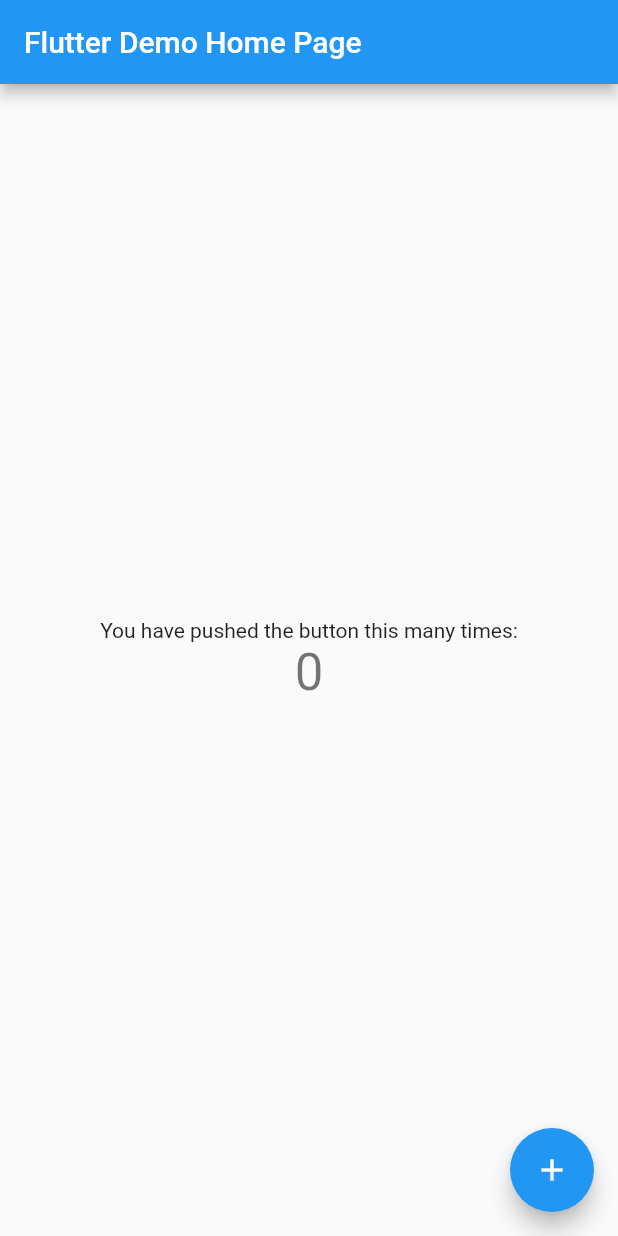
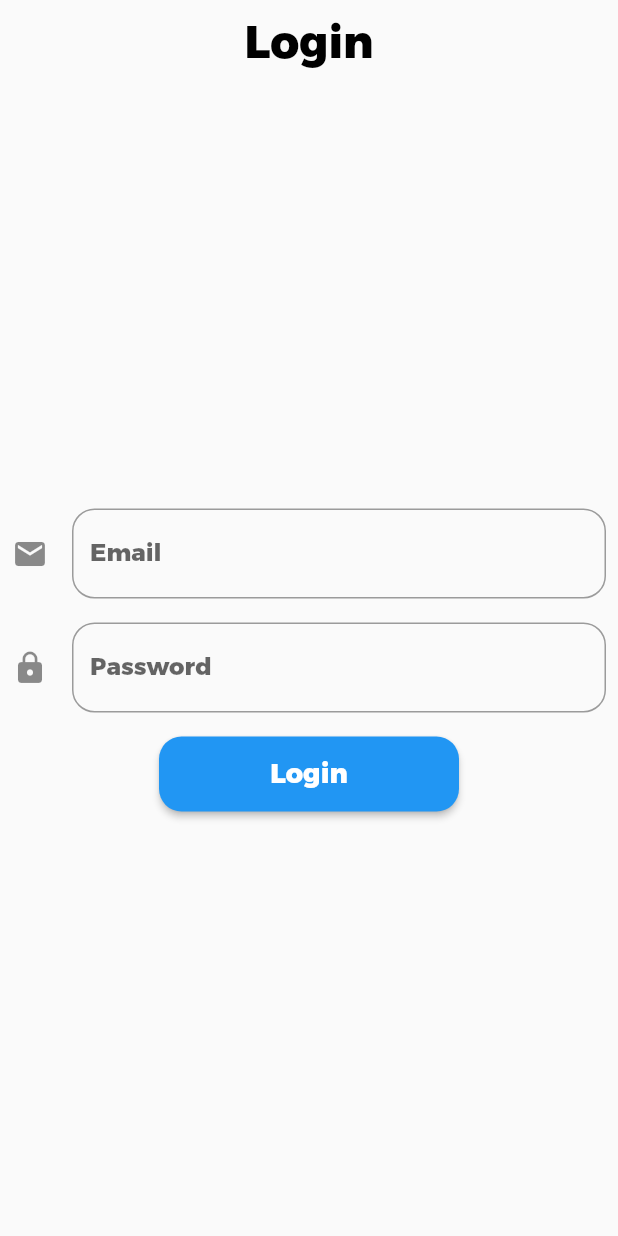
Before and after one commit to varunbiju/sample, a Flutter app: the screen it shows after launch, on a phone screen of 412 x 824 dp. Run offline on Flutter 3.47's test engine with Material 2 defaults, Android fonts, the phone set to English and light mode, and no system bars; our stand-ins replace cloud_firestore, firebase_auth, firebase_core, share_plus; accounts and stored records are empty.

Commit message:
Firebase Linking

```diff
--- a/lib/main.dart
+++ b/lib/main.dart
@@ -1,115 +1,25 @@
+import 'package:firebase_core/firebase_core.dart';
 import 'package:flutter/material.dart';
 
-void main() {
+import 'ui/screens/login_page.dart';
+
+Future<void> main() async {
+  WidgetsFlutterBinding.ensureInitialized();
+  await Firebase.initializeApp();
   runApp(const MyApp());
 }
 
 class MyApp extends StatelessWidget {
   const MyApp({Key? key}) : super(key: key);
 
-  // This widget is the root of your application.
   @override
   Widget build(BuildContext context) {
     return MaterialApp(
       title: 'Flutter Demo',
       theme: ThemeData(
-        // This is the theme of your application.
-        //
-        // Try running your application with "flutter run". You'll see the
-        // application has a blue toolbar. Then, without quitting the app, try
-        // changing the primarySwatch below to Colors.green and then invoke
-        // "hot reload" (press "r" in the console where you ran "flutter run",
-        // or simply save your changes to "hot reload" in a Flutter IDE).
-        // Notice that the counter didn't reset back to zero; the application
-        // is not restarted.
-        primarySwatch: Colors.blue,
+        textTheme: Typography.blackMountainView.apply(fontFamily: 'Trueno'),
       ),
-      home: const MyHomePage(title: 'Flutter Demo Home Page'),
+      home: const LoginPage(),
     );
   }
 }
-
-class MyHomePage extends StatefulWidget {
-  const MyHomePage({Key? key, required this.title}) : super(key: key);
-
-  // This widget is the home page of your application. It is stateful, meaning
-  // that it has a State object (defined below) that contains fields that affect
-  // how it looks.
-
-  // This class is the configuration for the state. It holds the values (in this
-  // case the title) provided by the parent (in this case the App widget) and
-  // used by the build method of the State. Fields in a Widget subclass are
-  // always marked "final".
-
-  final String title;
-
-  @override
-  State<MyHomePage> createState() => _MyHomePageState();
-}
-
-class _MyHomePageState extends State<MyHomePage> {
-  int _counter = 0;
-
-  void _incrementCounter() {
-    setState(() {
-      // This call to setState tells the Flutter framework that something has
-      // changed in this State, which causes it to rerun the build method below
-      // so that the display can reflect the updated values. If we changed
-      // _counter without calling setState(), then the build method would not be
-      // called again, and so nothing would appear to happen.
-      _counter++;
-    });
-  }
-
-  @override
-  Widget build(BuildContext context) {
-    // This method is rerun every time setState is called, for instance as done
-    // by the _incrementCounter method above.
-    //
-    // The Flutter framework has been optimized to make rerunning build methods
-    // fast, so that you can just rebuild anything that needs updating rather
-    // than having to individually change instances of widgets.
-    return Scaffold(
-      appBar: AppBar(
-        // Here we take the value from the MyHomePage object that was created by
-        // the App.build method, and use it to set our appbar title.
-        title: Text(widget.title),
-      ),
-      body: Center(
-        // Center is a layout widget. It takes a single child and positions it
-        // in the middle of the parent.
-        child: Column(
-          // Column is also a layout widget. It takes a list of children and
-          // arranges them vertically. By default, it sizes itself to fit its
-          // children horizontally, and tries to be as tall as its parent.
-          //
-          // Invoke "debug painting" (press "p" in the console, choose the
-          // "Toggle Debug Paint" action from the Flutter Inspector in Android
-          // Studio, or the "Toggle Debug Paint" command in Visual Studio Code)
-          // to see the wireframe for each widget.
-          //
-          // Column has various properties to control how it sizes itself and
-          // how it positions its children. Here we use mainAxisAlignment to
-          // center the children vertically; the main axis here is the vertical
-          // axis because Columns are vertical (the cross axis would be
-          // horizontal).
-          mainAxisAlignment: MainAxisAlignment.center,
-          children: <Widget>[
-            const Text(
-              'You have pushed the button this many times:',
-            ),
-            Text(
-              '$_counter',
-              style: Theme.of(context).textTheme.headline4,
-            ),
-          ],
-        ),
-      ),
-      floatingActionButton: FloatingActionButton(
-        onPressed: _incrementCounter,
-        tooltip: 'Increment',
-        child: const Icon(Icons.add),
-      ), // This trailing comma makes auto-formatting nicer for build methods.
-    );
-  }
-}
--- /dev/null
+++ b/lib/ui/screens/login_page.dart
@@ -0,0 +1,159 @@
+import 'package:cloud_firestore/cloud_firestore.dart';
+import 'package:firebase_auth/firebase_auth.dart';
+import 'package:flutter/material.dart';
+import 'package:sample/ui/screens/home_page.dart';
+
+class LoginPage extends StatefulWidget {
+  const LoginPage({Key? key}) : super(key: key);
+
+  @override
+  State<LoginPage> createState() => _LoginPageState();
+}
+
+class _LoginPageState extends State<LoginPage> {
+  final _formKey = GlobalKey<FormState>();
+  final TextEditingController _emailController = TextEditingController();
+
+  final TextEditingController _passwordController = TextEditingController();
+
+  checkFields() {
+    final form = _formKey.currentState!;
+    if (form.validate()) {
+      form.save();
+      return true;
+    }
+    return false;
+  }
+
+  @override
+  Widget build(BuildContext context) {
+    return Scaffold(
+      appBar: AppBar(
+        centerTitle: true,
+        title: const Text(
+          "Login",
+          style: TextStyle(
+            color: Colors.black,
+            fontSize: 30,
+          ),
+        ),
+        elevation: 0,
+        backgroundColor: Colors.transparent,
+      ),
+      body: Form(
+        key: _formKey,
+        child: Center(
+          child: Column(
+            mainAxisAlignment: MainAxisAlignment.center,
+            children: <Widget>[
+              Padding(
+                padding: const EdgeInsets.all(8.0),
+                child: TextFormField(
+                  controller: _emailController,
+                  textInputAction: TextInputAction.next,
+                  onFieldSubmitted: (_) => FocusScope.of(context).nearestScope,
+                  keyboardType: TextInputType.emailAddress,
+                  validator: (value) {
+                    if (!RegExp(
+                            r'^(([^<>()[\]\\.,;:\s@\"]+(\.[^<>()[\]\\.,;:\s@\"]+)*)|(\".+\"))@((\[[0-9]{1,3}\.[0-9]{1,3}\.[0-9]{1,3}\.[0-9]{1,3}\])|(([a-zA-Z\-0-9]+\.)+[a-zA-Z]{2,}))$')
+                        .hasMatch(value!)) {
+                      return "Please Enter a Valid Email";
+                    } else {
+                      return null;
+                    }
+                  },
+                  decoration: const InputDecoration(
+                    labelText: 'Email',
+                    icon: Icon(Icons.email),
+                    border: OutlineInputBorder(
+                      borderRadius: BorderRadius.all(
+                        Radius.circular(15),
+                      ),
+                    ),
+                  ),
+                ),
+              ),
+              Padding(
+                padding: const EdgeInsets.all(8.0),
+                child: TextFormField(
+                  controller: _passwordController,
+                  textInputAction: TextInputAction.next,
+                  onFieldSubmitted: (_) => FocusScope.of(context).nearestScope,
+                  keyboardType: TextInputType.text,
+                  obscureText: true,
+                  validator: (value) {
+                    if (!RegExp(r'^.{6,}$').hasMatch(value!)) {
+                      return "Please Enter a Valid Password";
+                    } else {
+                      return null;
+                    }
+                  },
+                  decoration: const InputDecoration(
+                    labelText: 'Password',
+                    icon: Icon(Icons.lock),
+                    border: OutlineInputBorder(
+                      borderRadius: BorderRadius.all(
+                        Radius.circular(15),
+                      ),
+                    ),
+                  ),
+                ),
+              ),
+              Padding(
+                padding: const EdgeInsets.all(8.0),
+                child: ElevatedButton(
+                  onPressed: () async {
+                    if (checkFields()) {
+                      try {
+                        await FirebaseAuth.instance.signInWithEmailAndPassword(
+                            email: _emailController.text,
+                            password: _passwordController.text);
+                        await FirebaseFirestore.instance
+                            .collection('users')
+                            .doc(FirebaseAuth.instance.currentUser?.uid)
+                            .set({
+                              'email': FirebaseAuth.instance.currentUser?.email,
+                              'rcode': FirebaseAuth.instance.currentUser?.uid
+                                  .substring(0, 5)
+                            })
+                            .then((value) => print("User Added"))
+                            .catchError(
+                                (error) => print("Failed to add user: $error"));
+                        Navigator.pushReplacement(
+                          context,
+                          MaterialPageRoute(
+                            builder: (BuildContext context) => const HomePage(),
+                          ),
+                        );
+                      } on FirebaseAuthException catch (e) {
+                        if (e.code == 'user-not-found') {
+                          print('No user found for that email.');
+                        } else if (e.code == 'wrong-password') {
+                          print('Wrong password provided for that user.');
+                        }
+                      } catch (e) {
+                        print(e);
+                      }
+                    }
+                  },
+                  child: const Text(
+                    "Login",
+                    style: TextStyle(fontSize: 18),
+                  ),
+                  style: ElevatedButton.styleFrom(
+                    minimumSize: const Size(200, 50),
+                    shape: const RoundedRectangleBorder(
+                      borderRadius: BorderRadius.all(
+                        Radius.circular(15),
+                      ),
+                    ),
+                  ),
+                ),
+              ),
+            ],
+          ),
+        ),
+      ),
+    );
+  }
+}
```
Also changed, not shown: lib/ui/screens/home_page.dart (added, +107 -0 lines), lib/ui/screens/referral_section.dart (added, +88 -0 lines), lib/ui/widgets/error_dialog.dart (added, +22 -0 lines), pubspec.yaml (+11 -8 lines), assets/fonts/TruenoExBd.otf (added), pubspec.lock, 4 other files.
